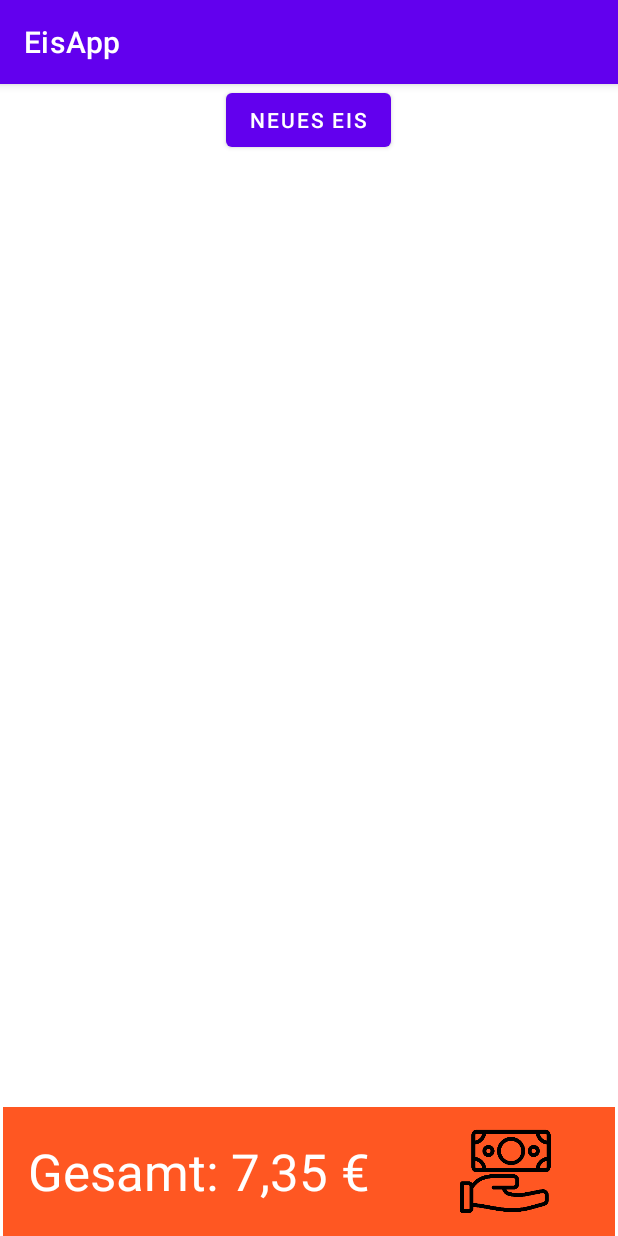
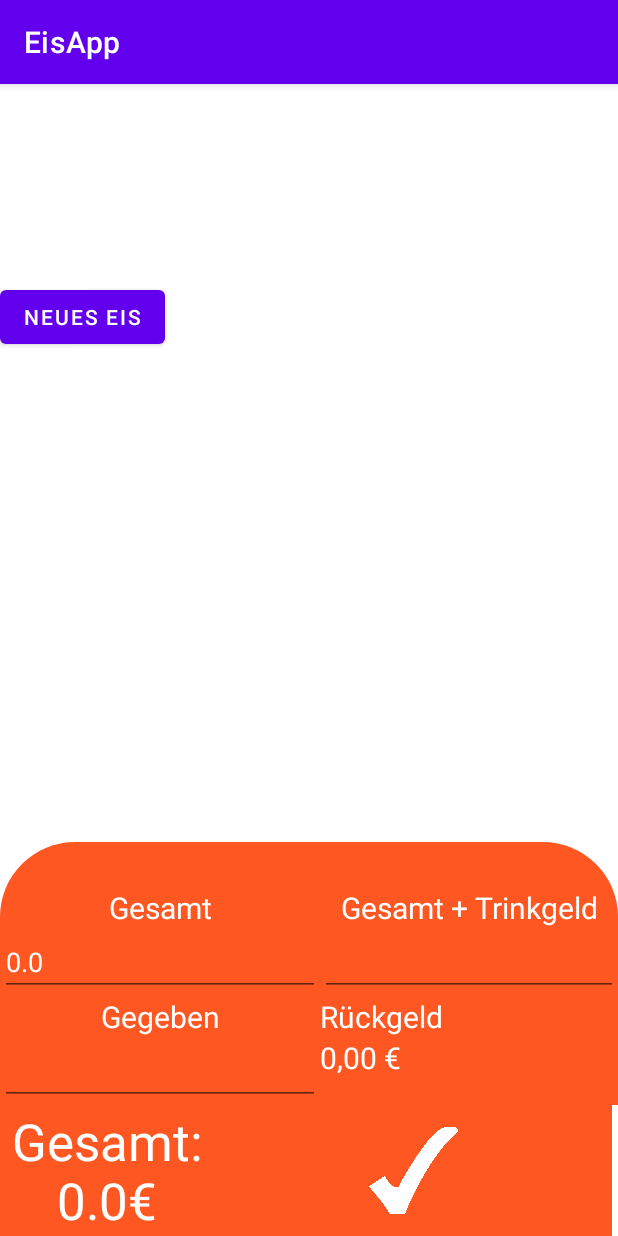
Before and after one commit to Knolldeboll/MOBA_Ruetz_Hafner, an Android app: the screen it shows after launch (MainActivity), after a tap on "pay", on a phone screen of 412 x 824 dp. Run offline under Robolectric (Android 15) with nearby library versions, the light colour scheme and no system bars; 2 statements that could not run were skipped.

Commit message:
Zahlung eingebunden

```diff
--- a/app/src/main/java/com/example/eisapp/MainActivity.java
+++ b/app/src/main/java/com/example/eisapp/MainActivity.java
@@ -35,6 +35,11 @@ public class MainActivity extends AppCompatActivity {
     MarkenManager markenManager;
 
     ImageButton payButton;
+    TextView totalText;
+    BottomFragment bottomFragment;
+    FragmentTransaction transaction;
+
+    boolean payViewOpen = false;
 
     @Override
     protected void onCreate(Bundle savedInstanceState) {
@@ -153,17 +158,35 @@ public class MainActivity extends AppCompatActivity {
 
         eco.printDay();
 
+
+        //TODO: PayButton farbe zu weiß ändern
         payButton = (ImageButton) findViewById(R.id.payButton);
+        totalText = (TextView) findViewById(R.id.totalText);
+        totalText.setText("Gesamt: " + Float.toString(eco.getCurrentValue()) + "€");
         payButton.setOnClickListener(new View.OnClickListener() {
             @Override
             public void onClick(View view) {
-                BottomFragment bottomFragment = new BottomFragment();
-                FragmentTransaction transaction = getSupportFragmentManager().beginTransaction();
-                transaction.add(R.id.framemain, bottomFragment, "bottomFragment");
-                transaction.commit();
+                if(payViewOpen) {
+                    bottomFragment.checkout();
+                    //TODO: Remove fragment
+                } else {
+                    System.out.println("Starting bottom fragment");
+                    bottomFragment = new BottomFragment();
+                    transaction = getSupportFragmentManager().beginTransaction();
+                    transaction.add(R.id.framemain, bottomFragment, "bottomFragment");
+                    transaction.commit();
+                    displayCheckImage();
+                }
             }
         });
+    }
 
+    public void displayCheckImage() {
+        payButton.setImageResource(R.mipmap.check);
+    }
+
+    public void displayPayImage() {
+        payButton.setImageResource(R.mipmap.pay);
     }
 
     public void onClickEis(View view){
--- a/app/src/main/java/com/example/eisapp/model/BottomFragment.java
+++ b/app/src/main/java/com/example/eisapp/model/BottomFragment.java
@@ -4,6 +4,9 @@ import android.os.Bundle;
 
 import androidx.fragment.app.Fragment;
 
+import android.text.Editable;
+import android.text.TextWatcher;
+import android.view.KeyEvent;
 import android.view.LayoutInflater;
 import android.view.View;
 import android.view.ViewGroup;
@@ -19,10 +22,12 @@ public class BottomFragment extends Fragment {
     public static EditText wTipInput;
     public static TextView changeResult;
 
-    private float total = 0.00f;
     private float totalWTip = 0.00f;
     private float given  = 0.00f;
     private float change = 0.00f;
+
+    private Economy economy = Economy.getInstance();
+    private PaymentHandler paymentHandler = new PaymentHandler();
 
     public BottomFragment() {
 
@@ -50,9 +55,70 @@ public class BottomFragment extends Fragment {
         wTipInput = (EditText) view.findViewById(R.id.WTipInput);
         changeResult = (TextView) view.findViewById(R.id.changeResult);
 
-        totalInput.setText(Float.toString(total));
+        totalInput.setText(Float.toString(economy.getCurrentValue()));
+        wTipInput.addTextChangedListener(new TextWatcher() {
+            @Override
+            public void beforeTextChanged(CharSequence charSequence, int i, int i1, int i2) {
+
+            }
+
+            @Override
+            public void onTextChanged(CharSequence charSequence, int i, int i1, int i2) {
+                if(charSequence.length() > 0) {
+                    totalWTip = Float.parseFloat(charSequence.toString());
+                    if(totalWTip > 0 && given > 0 && economy.getCurrentValue() > 0) {
+                        change = given - totalWTip;
+                        changeResult.setText(String.format("%.2f", change));
+                    }
+                }
+            }
+
+            @Override
+            public void afterTextChanged(Editable editable) {
+
+            }
+        });
+        wTipInput.setOnKeyListener(new View.OnKeyListener() {
+            @Override
+            public boolean onKey(View view, int i, KeyEvent keyEvent) {
+                if (keyEvent.getAction() == KeyEvent.ACTION_DOWN && i == KeyEvent.KEYCODE_ENTER) {
+                    givenInput.requestFocus();
+                    //TODO: Tastatur automatisch öffnen
+                    return true;
+                }
+                return false;
+            }
+        });
+
+        givenInput.addTextChangedListener(new TextWatcher() {
+            @Override
+            public void beforeTextChanged(CharSequence charSequence, int i, int i1, int i2) {
+
+            }
+
+            @Override
+            public void onTextChanged(CharSequence charSequence, int i, int i1, int i2) {
+                if(charSequence.length() > 0) {
+                    given = Float.parseFloat(charSequence.toString());
+                    if(totalWTip > 0 && given > 0 && economy.getCurrentValue() > 0) {
+                        change = given - totalWTip;
+                        changeResult.setText(String.format("%.2f", change));
+                    }
+                }
+            }
+
+            @Override
+            public void afterTextChanged(Editable editable) {
+
+            }
+        });
 
         // Inflate the layout for this fragment
         return view;
     }
+
+    public void checkout() {
+        paymentHandler.currentSum = Float.parseFloat(totalInput.getText().toString());
+        paymentHandler.pay();
+    }
 }
--- a/app/src/main/res/drawable/total_background.xml
+++ b/app/src/main/res/drawable/total_background.xml
@@ -4,6 +4,6 @@
     <corners
         android:bottomLeftRadius="0dp"
         android:bottomRightRadius="0dp"
-        android:topLeftRadius="30dp"
-        android:topRightRadius="30dp" />
+        android:topLeftRadius="50dp"
+        android:topRightRadius="50dp" />
 </shape>
--- a/app/src/main/res/layout/activity_main.xml
+++ b/app/src/main/res/layout/activity_main.xml
@@ -5,6 +5,16 @@
     android:layout_width="match_parent"
     android:layout_height="match_parent"
     tools:context=".MainActivity">
+
+    <FrameLayout
+        android:id="@+id/framemain"
+        android:layout_width="match_parent"
+        android:layout_height="wrap_content"
+        app:layout_constraintBottom_toTopOf="@+id/framemenu"
+        app:layout_constraintEnd_toEndOf="parent"
+        app:layout_constraintHorizontal_bias="0.488"
+        app:layout_constraintStart_toStartOf="parent"
+        app:layout_constraintVertical_bias="0.258">
 
         <androidx.recyclerview.widget.RecyclerView
             android:id="@+id/recv"
@@ -25,10 +35,21 @@
             app:layout_constraintStart_toStartOf="parent"
             app:layout_constraintTop_toTopOf="parent" />
 
+    </FrameLayout>
+
+    <FrameLayout
+        android:id="@+id/framemenu"
+        android:layout_width="match_parent"
+        android:layout_height="wrap_content"
+        android:nestedScrollingEnabled="false"
+        app:layout_constraintBottom_toBottomOf="parent"
+        app:layout_constraintEnd_toEndOf="parent"
+        app:layout_constraintStart_toStartOf="parent">
+
         <LinearLayout
             android:id="@+id/linearLayout2"
             android:layout_width="408dp"
-        android:layout_height="86dp"
+            android:layout_height="87dp"
             android:background="#FF5722"
             android:orientation="horizontal"
             app:layout_constraintBottom_toBottomOf="parent"
@@ -36,7 +57,7 @@
             app:layout_constraintStart_toStartOf="parent">
 
             <TextView
-            android:id="@+id/textView"
+                android:id="@+id/totalText"
                 android:layout_width="286dp"
                 android:layout_height="match_parent"
                 android:layout_weight="1"
@@ -59,4 +80,6 @@
                 app:srcCompat="@mipmap/pay" />
         </LinearLayout>
 
+    </FrameLayout>
+
 </androidx.constraintlayout.widget.ConstraintLayout>
--- a/app/src/main/res/layout/fragment_bottom.xml
+++ b/app/src/main/res/layout/fragment_bottom.xml
@@ -3,17 +3,31 @@
     xmlns:tools="http://schemas.android.com/tools"
     android:layout_width="match_parent"
     android:layout_height="match_parent"
+    android:layout_gravity="bottom"
+    android:foregroundTint="#FFFFFF"
+    android:padding="0dp"
+    android:paddingStart="0dp"
+    android:paddingLeft="0dp"
+    android:paddingTop="0dp"
+    android:paddingEnd="0dp"
+    android:paddingRight="0dp"
+    android:paddingBottom="0dp"
     tools:context=".model.BottomFragment">
 
     <LinearLayout
         android:layout_width="match_parent"
-        android:layout_height="match_parent"
-        android:orientation="horizontal">
+        android:layout_height="wrap_content"
+        android:layout_gravity="bottom"
+        android:background="@drawable/total_background"
+        android:gravity="bottom"
+        android:orientation="horizontal"
+        android:paddingTop="30dp">
 
         <LinearLayout
             android:layout_width="wrap_content"
             android:layout_height="match_parent"
-            android:orientation="vertical">
+            android:orientation="vertical"
+            android:padding="0dp">
 
             <TextView
                 android:id="@+id/totalLabel"
@@ -21,6 +35,7 @@
                 android:layout_height="wrap_content"
                 android:text="Gesamt"
                 android:textAlignment="center"
+                android:textColor="#FFFFFF"
                 android:textSize="20sp" />
 
             <EditText
@@ -28,7 +43,9 @@
                 android:layout_width="match_parent"
                 android:layout_height="wrap_content"
                 android:ems="10"
-                android:inputType="numberDecimal" />
+                android:foregroundTint="#FFFFFF"
+                android:inputType="numberDecimal"
+                android:textColor="#FFFFFF" />
 
             <Space
                 android:layout_width="match_parent"
@@ -40,6 +57,7 @@
                 android:layout_height="wrap_content"
                 android:text="Gegeben"
                 android:textAlignment="center"
+                android:textColor="#FFFFFF"
                 android:textSize="20sp" />
 
             <EditText
@@ -47,7 +65,8 @@
                 android:layout_width="match_parent"
                 android:layout_height="wrap_content"
                 android:ems="10"
-                android:inputType="numberDecimal" />
+                android:inputType="numberDecimal"
+                android:textColor="#FFFFFF" />
         </LinearLayout>
 
         <LinearLayout
@@ -59,8 +78,9 @@
                 android:id="@+id/TotalWTipLabel"
                 android:layout_width="match_parent"
                 android:layout_height="wrap_content"
-                android:text="Gesamt mit Trinkgeld"
+                android:text="Gesamt + Trinkgeld"
                 android:textAlignment="center"
+                android:textColor="#FFFFFF"
                 android:textSize="20sp" />
 
             <EditText
@@ -68,13 +88,19 @@
                 android:layout_width="match_parent"
                 android:layout_height="wrap_content"
                 android:ems="10"
-                android:inputType="numberDecimal" />
+                android:inputType="numberDecimal"
+                android:textColor="#FFFFFF" />
+
+            <Space
+                android:layout_width="match_parent"
+                android:layout_height="wrap_content" />
 
             <TextView
                 android:id="@+id/changeLabel"
                 android:layout_width="match_parent"
                 android:layout_height="wrap_content"
                 android:text="Rückgeld"
+                android:textColor="#FFFFFF"
                 android:textSize="20sp" />
 
             <TextView
@@ -82,6 +108,7 @@
                 android:layout_width="match_parent"
                 android:layout_height="45dp"
                 android:text="0,00 €"
+                android:textColor="#FFFFFF"
                 android:textSize="20sp" />
         </LinearLayout>
     </LinearLayout>
```
Also changed, not shown: app/src/main/res/mipmap-xhdpi/check.png (added). Lines whose indentation alone changed are shown as unchanged.
